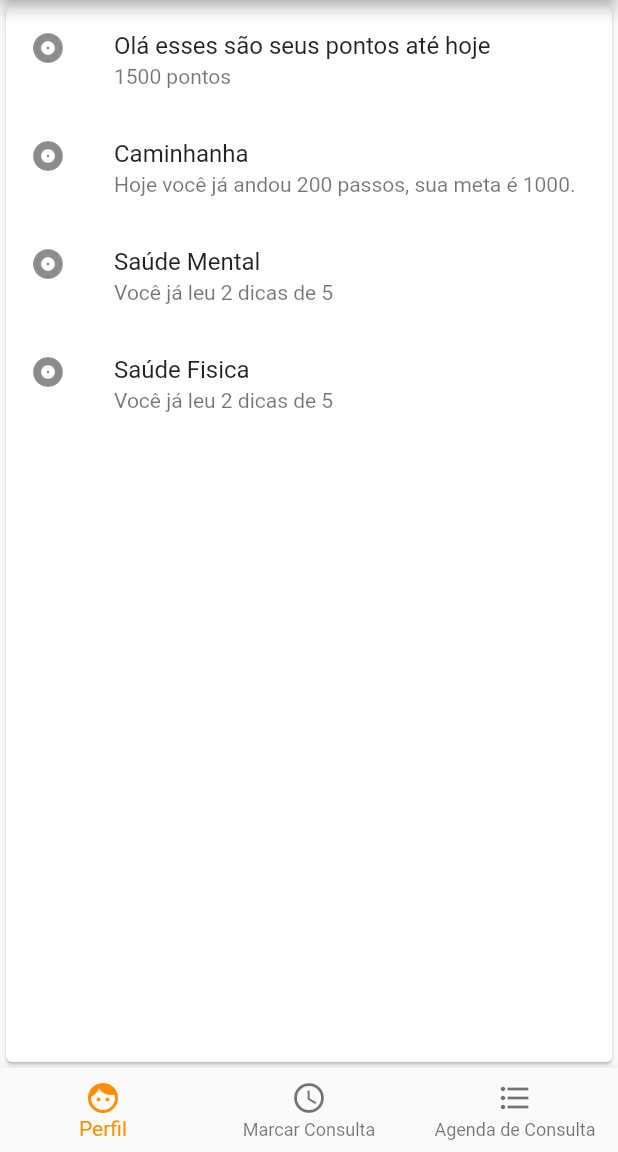
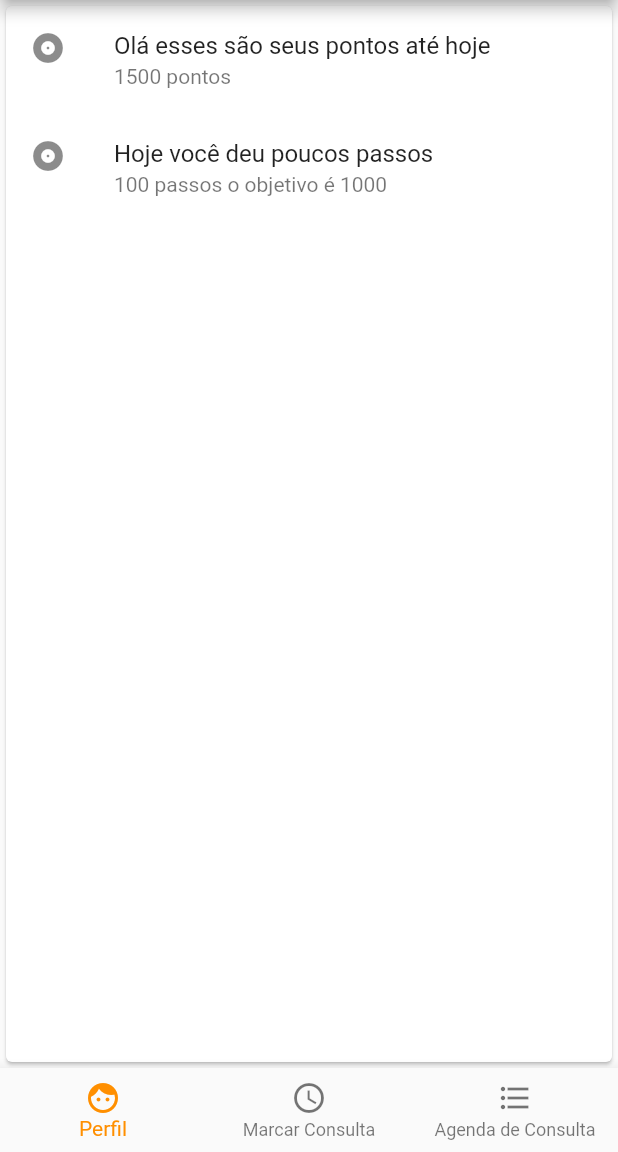
Before and after one commit to gabrielmeinberg/hackathonccr, a Flutter app: the screen it shows after launch, on a phone screen of 412 x 824 dp, the part 84-1236 px from its top. Run offline on Flutter 3.47's test engine with Material 2 defaults, Android fonts, the phone set to English and light mode, and no system bars; our stand-ins replace datetime_picker_formfield, sqflite; missing offline and left inert: commons; accounts and stored records are empty.

Commit message:
feat: Siga Saudavel Caminhoneiro

```diff
--- a/lib/adapter/appointment_adapter.dart
+++ b/lib/adapter/appointment_adapter.dart
@@ -1,12 +1,13 @@
 import 'package:siga_saudavel_caminhoneiro/adapter/mysqlite.dart';
 import 'package:siga_saudavel_caminhoneiro/main.dart';
 
-class CartAdapter {
+class AppointmentAdapter {
   var db = AppointmentDB();
 
   Future<int> addAppointment(Appointment appointment) async {
-    return await db.insertAppointment(
+    var response = await db.insertAppointment(
         appointment.descricao, appointment.data, appointment.idProcess);
+    return response;
   }
 
   Future<List<Appointment>> getAppointment() async {
--- a/lib/adapter/camunda_adapter.dart
+++ b/lib/adapter/camunda_adapter.dart
@@ -43,25 +43,13 @@ class CamundaAdapter{
     var responseJson = json.decode(utf8.decode(response.bodyBytes));
     return responseJson['id'];
   }
-/*
-  Future<List<OrderModel>> createAppointment(Strig idCamunda) async {
 
-    final response = await http.get('http://192.168.1.64:8000/store/order/');
-    if (response.statusCode == 200) {
-
-      List responseJson = json.decode(utf8.decode(response.bodyBytes)) as List;
-
-      return responseJson.map((order) {
-        List orderProducts = order['order_products'];
-        List orderProductList = orderProducts.map((orderProduct) => OrderProduct.fromMap(orderProduct)).toList();
-        return  OrderModel.fromMap(order, orderProductList);
-      }).toList();
-
-    } else {
-      // If the server did not return a 200 OK response,
-      // then throw an exception.
-      throw Exception('Failed to load Products');
+  Future<String> getAppointment(String id) async{
+    final response = await http.get('http://192.168.1.64:8080/engine-rest/history/process-instance/$id');
+    if (response.statusCode != 200) {
+      throw Exception('Failed to Make Order');
     }
+    var responseJson = json.decode(utf8.decode(response.bodyBytes));
+    return responseJson['state'];
   }
-  */
 }
--- a/lib/adapter/mysqlite.dart
+++ b/lib/adapter/mysqlite.dart
@@ -34,7 +34,7 @@ class AppointmentDB {
 
   Future<List<Map>> getAppointment() async {
     Database _db = await createDB();
-    var result = await _db.rawQuery('SELECT * FROM Cart');
+    var result = await _db.rawQuery('SELECT * FROM appointment');
     if (result != null) {
       return result.toList();
     }
--- a/lib/main.dart
+++ b/lib/main.dart
@@ -11,9 +11,10 @@
 
 import 'package:flutter/material.dart';
 import 'package:intl/intl.dart';
+import 'package:commons/commons.dart';
 import 'package:datetime_picker_formfield/datetime_picker_formfield.dart';
 import 'package:siga_saudavel_caminhoneiro/adapter/camunda_adapter.dart';
-
+import 'package:siga_saudavel_caminhoneiro/adapter/appointment_adapter.dart';
 
 void main() => runApp(MyApp());
 
@@ -51,12 +52,34 @@ class _MyStatefulWidgetState extends State<MyStatefulWidget> {
   static GlobalKey<FormState> _formKey = GlobalKey<FormState>();
   static List<Appointment> appointmentList = [];
   static DateFormat format = DateFormat("dd/MM/yyyy");
-  static TextEditingController descricao = TextEditingController();
-  static TextEditingController data = TextEditingController();
+  static TextEditingController descricaoController = TextEditingController();
+  static TextEditingController dataController = TextEditingController();
+
+  void updateAppointmentList() async {
+    var teste = await Future.wait([AppointmentAdapter().getAppointment()]);
+    for (Appointment i in teste[0]){
+      List<String> status = await Future.wait([
+                      CamundaAdapter().getAppointment(i.idProcess)]);
+      i.status = status[0];
+      if(status[0] == "COMPLETED"){
+        i.status = "Concluido";
+      }else{
+        i.status = "Na Fila";
+      };
+      appointmentList.add(i);
+    }
+  }
+
+  @override
+    void initState() {
+      super.initState();
+      updateAppointmentList();
+    }
+  @override
+  Widget build(BuildContext context) {
 
 
-
-  static List<Widget> _widgetOptions = <Widget>[
+    List<Widget> _widgetOptions = <Widget>[
       Card(
         child: Column(
           children: <Widget>[
@@ -67,19 +90,9 @@ class _MyStatefulWidgetState extends State<MyStatefulWidget> {
             ),
             ListTile(
               leading: Icon(Icons.album),
-            title: Text('Caminhanha'),
-            subtitle: Text('Hoje você já andou 200 passos, sua meta é 1000.'),
-          ),
-          ListTile(
-            leading: Icon(Icons.album),
-            title: Text('Saúde Mental'),
-            subtitle: Text('Você já leu 2 dicas de 5'),
-          ),
-          ListTile(
-            leading: Icon(Icons.album),
-            title: Text('Saúde Fisica'),
-            subtitle: Text('Você já leu 2 dicas de 5'),
-          ),
+              title: Text('Hoje você deu poucos passos'),
+              subtitle: Text('100 passos o objetivo é 1000'),
+            )
           ],
         ),
       ),
@@ -89,7 +102,7 @@ class _MyStatefulWidgetState extends State<MyStatefulWidget> {
           crossAxisAlignment: CrossAxisAlignment.start,
           children: <Widget>[
             TextFormField(
-            controller: descricao,
+              controller: descricaoController,
               style: TextStyle(fontSize: 25.0),
               keyboardType: TextInputType.multiline,
               maxLines: null,
@@ -106,7 +119,7 @@ class _MyStatefulWidgetState extends State<MyStatefulWidget> {
               },
             ),
             DateTimeField(
-            controller: data,
+              controller: dataController,
               style: TextStyle(fontSize: 25.0),
               format: format,
               decoration: const InputDecoration(
@@ -136,13 +149,24 @@ class _MyStatefulWidgetState extends State<MyStatefulWidget> {
                   // Validate will return true if the form is valid, or false if
                   // the form is invalid.
                   if (_formKey.currentState.validate()) {
-                  List<String> idCamunda = await Future.wait([CamundaAdapter().createAppointment(data.text, descricao.value.text)]);
+                    List<String> idCamunda = await Future.wait([
+                      CamundaAdapter().createAppointment(
+                          dataController.text, descricaoController.value.text)
+                    ]);
                     Appointment appointment = Appointment(
-                    descricao.text,
-                    data.text,
-                    "ACTIVE",
-                    idCamunda[0]
-                  );
+                        descricao: descricaoController.text,
+                        data: dataController.text,
+                        status: "Em Analise",
+                        idProcess: idCamunda[0]);
+                    await Future.wait(
+                        [AppointmentAdapter().addAppointment(appointment)]);
+                    setState(() {
+                      appointmentList.add(appointment);
+                      descricaoController.text = null;
+                      dataController.text = null;
+                    });
+
+                    successDialog(context, "Consulta Agendada com sucesso");
                   }
                 },
                 child: Text('Agendar'),
@@ -155,14 +179,15 @@ class _MyStatefulWidgetState extends State<MyStatefulWidget> {
         child: Column(
           children: <Widget>[
             ListView.builder(
+              physics: NeverScrollableScrollPhysics(),
               scrollDirection: Axis.vertical,
               shrinkWrap: true,
               itemCount: appointmentList.length,
               itemBuilder: (BuildContext ctxt, int index) {
                 return ListTile(
                   leading: Icon(Icons.album),
-                title: Text('Olá esses são seus pontos até hoje'),
-                subtitle: Text('1500 pontos'),
+                  title: Text('Consulta dia ${appointmentList[index].data}'),
+                  subtitle: Text('Status: ${appointmentList[index].status}'),
                 );
               },
             ),
@@ -177,8 +202,6 @@ class _MyStatefulWidgetState extends State<MyStatefulWidget> {
       });
     }
 
-  @override
-  Widget build(BuildContext context) {
     return Scaffold(
       appBar: AppBar(
         title: const Text('Siga Saudavel Caminhoneiro'),
@@ -187,7 +210,7 @@ class _MyStatefulWidgetState extends State<MyStatefulWidget> {
         child: _widgetOptions.elementAt(_selectedIndex),
       ),
       bottomNavigationBar: BottomNavigationBar(
-        items: const <BottomNavigationBarItem>[
+        items: <BottomNavigationBarItem>[
           BottomNavigationBarItem(
             icon: Icon(Icons.face),
             title: Text('Perfil'),
--- a/pubspec.yaml
+++ b/pubspec.yaml
@@ -21,6 +21,7 @@ environment:
   sdk: ">=2.7.0 <3.0.0"
 
 dependencies:
+  commons: ^0.7.8+1
   health: ^1.0.2+2
   datetime_picker_formfield: ^1.0.0
   http: ^0.12.1
```
Also changed, not shown: pubspec.lock. Lines whose indentation alone changed are shown as unchanged.
